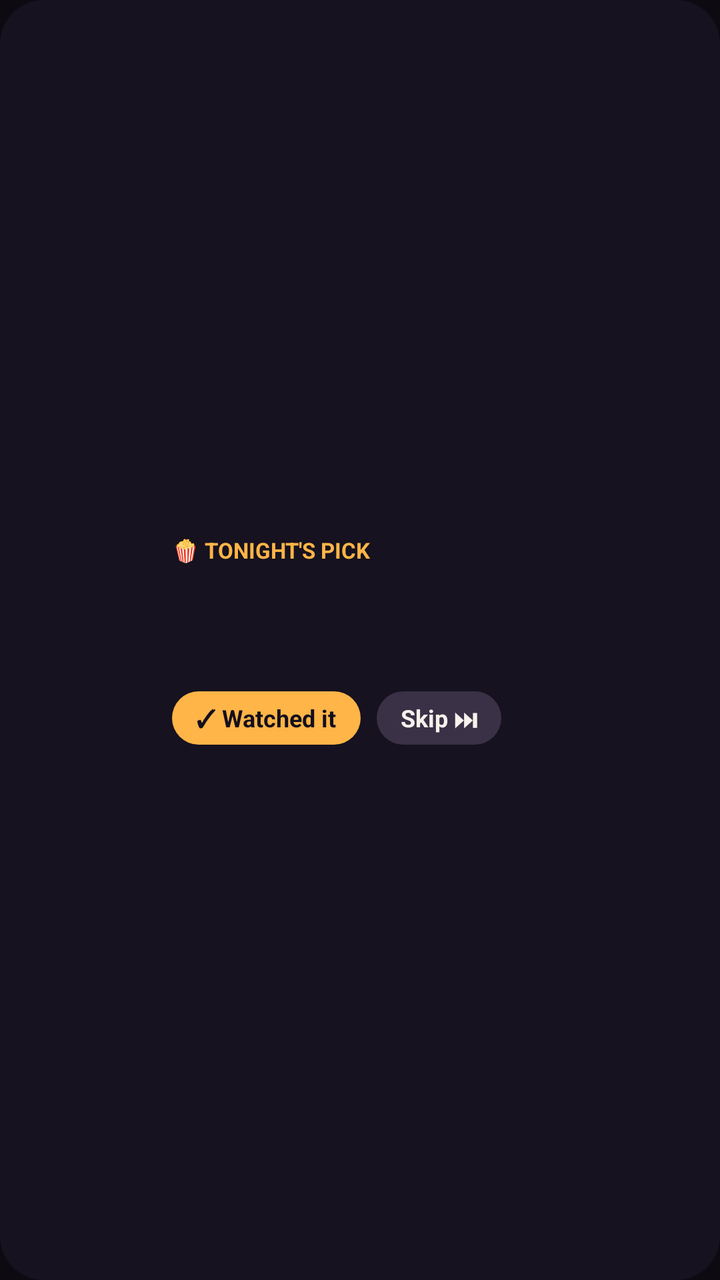
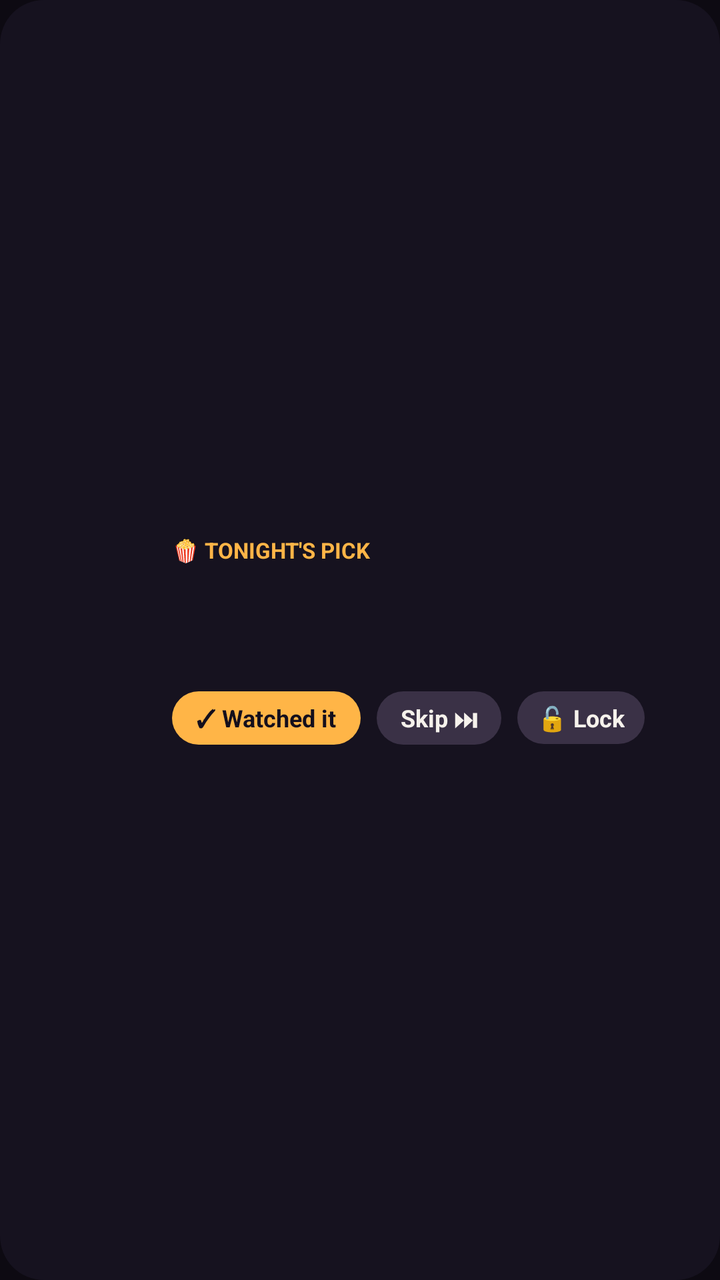

An Android layout rendered at two revisions. The XML below is the earlier revision; the diff shows what the commit changed to produce the second picture.
<!-- AndroidManifest.xml: application theme Theme.VibeSync -->
<!-- res/layout/widget_pick.xml -->
<?xml version="1.0" encoding="utf-8"?>
<LinearLayout xmlns:android="http://schemas.android.com/apk/res/android"
    android:id="@+id/w_root"
    android:layout_width="match_parent"
    android:layout_height="match_parent"
    android:orientation="horizontal"
    android:padding="10dp"
    android:background="@drawable/widget_bg">

    <ImageView
        android:id="@+id/w_poster"
        android:layout_width="64dp"
        android:layout_height="match_parent"
        android:scaleType="centerCrop"
        android:contentDescription="Poster" />

    <LinearLayout
        android:layout_width="0dp"
        android:layout_height="match_parent"
        android:layout_weight="1"
        android:layout_marginStart="12dp"
        android:gravity="center_vertical"
        android:orientation="vertical">

        <TextView
            android:layout_width="wrap_content"
            android:layout_height="wrap_content"
            android:text="🍿 TONIGHT'S PICK"
            android:textColor="#FFB547"
            android:textSize="11sp"
            android:textStyle="bold" />

        <TextView
            android:id="@+id/w_title"
            android:layout_width="match_parent"
            android:layout_height="wrap_content"
            android:ellipsize="end"
            android:maxLines="2"
            android:textColor="#F6F2EC"
            android:textSize="17sp"
            android:textStyle="bold" />

        <TextView
            android:id="@+id/w_sub"
            android:layout_width="match_parent"
            android:layout_height="wrap_content"
            android:maxLines="1"
            android:ellipsize="end"
            android:textColor="#B8AFC4"
            android:textSize="12sp" />

        <TextView
            android:id="@+id/w_line"
            android:layout_width="match_parent"
            android:layout_height="wrap_content"
            android:layout_marginTop="2dp"
            android:ellipsize="end"
            android:maxLines="2"
            android:textColor="#D9D2E3"
            android:textSize="12sp" />

        <LinearLayout
            android:id="@+id/w_btns"
            android:layout_width="wrap_content"
            android:layout_height="wrap_content"
            android:layout_marginTop="6dp"
            android:orientation="horizontal">

            <TextView
                android:id="@+id/w_watched"
                android:layout_width="wrap_content"
                android:layout_height="wrap_content"
                android:background="@drawable/widget_pill"
                android:paddingStart="12dp"
                android:paddingEnd="12dp"
                android:paddingTop="5dp"
                android:paddingBottom="5dp"
                android:text="✓ Watched it"
                android:textColor="#140F1C"
                android:textSize="12sp"
                android:textStyle="bold" />

            <TextView
                android:id="@+id/w_skip"
                android:layout_width="wrap_content"
                android:layout_height="wrap_content"
                android:layout_marginStart="8dp"
                android:background="@drawable/widget_pill_soft"
                android:paddingStart="12dp"
                android:paddingEnd="12dp"
                android:paddingTop="5dp"
                android:paddingBottom="5dp"
                android:text="Skip ⏭"
                android:textColor="#F6F2EC"
                android:textSize="12sp"
                android:textStyle="bold" />
        </LinearLayout>
    </LinearLayout>
</LinearLayout>
<!-- resources referenced by this layout -->
<resources>
  <!-- drawable widget_bg (drawable) -->
  <?xml version="1.0" encoding="utf-8"?>
  <shape xmlns:android="http://schemas.android.com/apk/res/android" android:shape="rectangle">
      <solid android:color="#F0171320" />
      <corners android:radius="22dp" />
  </shape>
  <!-- drawable widget_pill (drawable) -->
  <?xml version="1.0" encoding="utf-8"?>
  <shape xmlns:android="http://schemas.android.com/apk/res/android" android:shape="rectangle">
      <solid android:color="#FFB547" />
      <corners android:radius="999dp" />
  </shape>
  <!-- drawable widget_pill_soft (drawable) -->
  <?xml version="1.0" encoding="utf-8"?>
  <shape xmlns:android="http://schemas.android.com/apk/res/android" android:shape="rectangle">
      <solid android:color="#3A3146" />
      <corners android:radius="999dp" />
  </shape>
  <style name="Theme.VibeSync" parent="android:Theme.Material.NoActionBar">
          <item name="android:colorPrimary">@color/vs_accent</item>
          <item name="android:colorAccent">@color/vs_accent_2</item>
          <item name="android:windowBackground">@color/vs_background</item>
          <item name="android:statusBarColor">@color/vs_background</item>
          <item name="android:navigationBarColor">@color/vs_background</item>
      </style>
  <color name="vs_accent">#FFB547</color>
  <color name="vs_accent_2">#FF4D5E</color>
  <color name="vs_background">#0D0A12</color>
</resources>

<!-- the commit's change to res/layout/widget_pick.xml (unified diff, before → after) -->
@@ -23,8 +23,10 @@
         android:orientation="vertical">
 
         <TextView
+            android:id="@+id/w_head"
             android:layout_width="wrap_content"
             android:layout_height="wrap_content"
+            android:maxLines="1"
             android:text="🍿 TONIGHT'S PICK"
             android:textColor="#FFB547"
             android:textSize="11sp"
@@ -94,6 +96,22 @@
                 android:textColor="#F6F2EC"
                 android:textSize="12sp"
                 android:textStyle="bold" />
+
+            <TextView
+                android:id="@+id/w_lock"
+                android:layout_width="wrap_content"
+                android:layout_height="wrap_content"
+                android:layout_marginStart="8dp"
+                android:background="@drawable/widget_pill_soft"
+                android:paddingStart="10dp"
+                android:paddingEnd="10dp"
+                android:paddingTop="5dp"
+                android:paddingBottom="5dp"
+                android:maxLines="1"
+                android:text="🔓 Lock"
+                android:textColor="#F6F2EC"
+                android:textSize="12sp"
+                android:textStyle="bold" />
         </LinearLayout>
     </LinearLayout>
 </LinearLayout>
